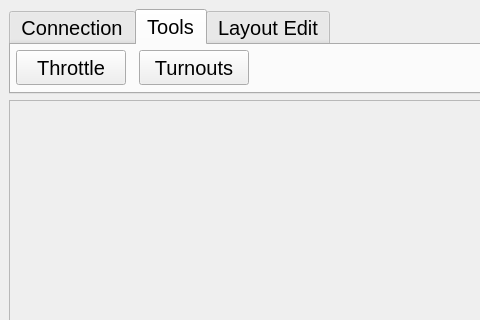
Above: src/mainWindow/ui_mainwindow.ui from ScrollDP/CCSMTR before the change; both pictures show x 0 to 480 and y 0 to 320 of the 1199 by 689 pixel window. Below: the same form after it.
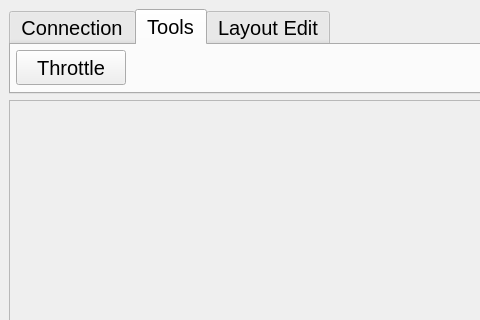
That is the form after the change. The open tabs and pages were chosen to show the change.

Diff of the .ui file:
```diff
--- a/src/mainWindow/ui_mainwindow.ui
+++ b/src/mainWindow/ui_mainwindow.ui
@@ -225,7 +225,7 @@
              <rect>
               <x>0</x>
               <y>0</y>
-              <width>241</width>
+              <width>121</width>
               <height>45</height>
              </rect>
             </property>
@@ -264,25 +264,6 @@
                </property>
               </widget>
              </item>
-             <item row="0" column="1">
-              <widget class="QPushButton" name="actionTurnouts">
-               <property name="minimumSize">
-                <size>
-                 <width>110</width>
-                 <height>35</height>
-                </size>
-               </property>
-               <property name="maximumSize">
-                <size>
-                 <width>110</width>
-                 <height>35</height>
-                </size>
-               </property>
-               <property name="text">
-                <string>Turnouts</string>
-               </property>
-              </widget>
-             </item>
             </layout>
            </widget>
           </widget>
```
Left out of the diff: 12 changed lines with no effect on the pictures.
